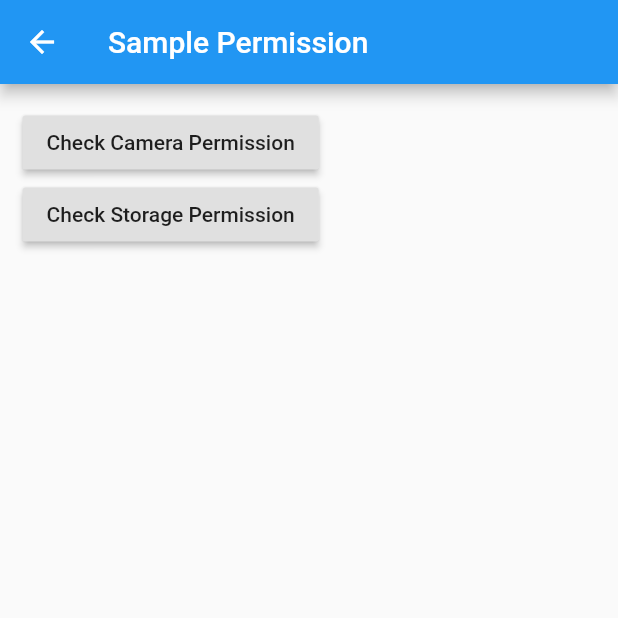
After one commit to revze/flutter-widget-playground, a Flutter app: the screen it shows after launch, after a tap on "Permission", on a phone screen of 412 x 824 dp, the top half of it. The commit adds this screen. Run offline on Flutter 3.47's test engine with Material 2 defaults, Android fonts, the phone set to English and light mode, and no system bars; our stand-ins replace camera, carousel_slider, file_picker, flutter_svg, permission_handler; network calls fail; project files that could hold a hidden picture were left out.

Commit message:
Add permission

```diff
--- a/lib/main.dart
+++ b/lib/main.dart
@@ -13,6 +13,7 @@ import './custom_font.dart';
 import './carousel_slider.dart';
 import './infinity_scroll_listview.dart';
 import './infintiy_scroll_gridview.dart';
+import './permission.dart';
 
 void main() => runApp(MyApp());
 
@@ -35,15 +36,18 @@ class MyApp extends StatelessWidget {
         primarySwatch: Colors.blue,
       ),
       home: MyHomePage(title: 'Flutter Widget Playground'),
-      routes: <String, WidgetBuilder> {
+      routes: <String, WidgetBuilder>{
         '/pageview': (BuildContext context) => PageViewApp(),
         '/custom_color': (BuildContext context) => CustomColorApp(),
         '/file_manager': (BuildContext context) => FileManagerScreen(),
         '/image_asset': (BuildContext context) => ImageAssetApp(),
         '/custom_font': (BuildContext context) => CustomFontApp(),
         '/carousel_slider': (BuildContext context) => CarouselSliderApp(),
-        '/infinity_scroll_listview': (BuildContext context) => InfinityScrollListViewScreen(),
-        '/infinity_scroll_gridview': (BuildContext context) => InfinityScrollGridViewScreen()
+        '/infinity_scroll_listview': (BuildContext context) =>
+            InfinityScrollListViewScreen(),
+        '/infinity_scroll_gridview': (BuildContext context) =>
+            InfinityScrollGridViewScreen(),
+        '/permission': (BuildContext context) => PermissionScreen()
       },
     );
   }
@@ -115,31 +119,64 @@ class _MyHomePageState extends State<MyHomePage> {
           // horizontal).
           mainAxisAlignment: MainAxisAlignment.center,
           children: <Widget>[
-            RaisedButton(onPressed: () {
+            RaisedButton(
+              onPressed: () {
                 Navigator.of(context).pushNamed('/pageview');
-            }, child: Text('PageView'),),
-            RaisedButton(onPressed: () {
+              },
+              child: Text('PageView'),
+            ),
+            RaisedButton(
+              onPressed: () {
                 Navigator.of(context).pushNamed('/custom_color');
-            }, child: Text('Custom Color'),),
-            RaisedButton(onPressed: openCamera, child: Text('Camera'),),
-            RaisedButton(onPressed: () {
+              },
+              child: Text('Custom Color'),
+            ),
+            RaisedButton(
+              onPressed: openCamera,
+              child: Text('Camera'),
+            ),
+            RaisedButton(
+              onPressed: () {
                 Navigator.of(context).pushNamed('/file_manager');
-            }, child: Text('File Manager'),),
-            RaisedButton(onPressed: () {
+              },
+              child: Text('File Manager'),
+            ),
+            RaisedButton(
+              onPressed: () {
                 Navigator.of(context).pushNamed('/image_asset');
-            }, child: Text('Image Asset'),),
-            RaisedButton(onPressed: () {
+              },
+              child: Text('Image Asset'),
+            ),
+            RaisedButton(
+              onPressed: () {
                 Navigator.of(context).pushNamed('/custom_font');
-            }, child: Text('Custom Font'),),
-            RaisedButton(onPressed: () {
+              },
+              child: Text('Custom Font'),
+            ),
+            RaisedButton(
+              onPressed: () {
                 Navigator.of(context).pushNamed('/carousel_slider');
-            }, child: Text('Carousel Slider'),),
-            RaisedButton(onPressed: () {
+              },
+              child: Text('Carousel Slider'),
+            ),
+            RaisedButton(
+              onPressed: () {
                 Navigator.of(context).pushNamed('/infinity_scroll_listview');
-            }, child: Text('Infinity ListView Scroll'),),
-            RaisedButton(onPressed: () {
+              },
+              child: Text('Infinity ListView Scroll'),
+            ),
+            RaisedButton(
+              onPressed: () {
                 Navigator.of(context).pushNamed('/infinity_scroll_gridview');
-            }, child: Text('Infinity GridView Scroll'),),
+              },
+              child: Text('Infinity GridView Scroll'),
+            ),
+            RaisedButton(
+              onPressed: () {
+                Navigator.of(context).pushNamed('/permission');
+              },
+              child: Text('Permission'),
+            ),
           ],
         ),
       ),
@@ -155,7 +192,8 @@ class _MyHomePageState extends State<MyHomePage> {
     final cameras = await availableCameras();
     final camera = cameras.first;
 
-    Navigator.push(context, MaterialPageRoute(builder: (context) => CameraApp(camera)));
+    Navigator.push(
+        context, MaterialPageRoute(builder: (context) => CameraApp(camera)));
   }
 
   Future<void> openFileManager() async {
--- /dev/null
+++ b/lib/permission.dart
@@ -0,0 +1,136 @@
+import 'dart:async';
+
+import 'package:flutter/material.dart';
+import 'package:permission_handler/permission_handler.dart';
+
+class PermissionScreen extends StatefulWidget {
+  @override
+  State<StatefulWidget> createState() {
+    // TODO: implement createState
+    return _PermissionState();
+  }
+}
+
+class _PermissionState extends State {
+  bool isCameraDontAskAgain = false;
+  bool isStorageDontAskAgain = false;
+
+  @override
+  void initState() {
+    // TODO: implement initState
+    super.initState();
+  }
+
+  @override
+  Widget build(BuildContext context) {
+    // TODO: implement build
+    return Scaffold(
+      appBar: AppBar(title: Text('Sample Permission')),
+      body: Container(
+        padding: EdgeInsets.fromLTRB(15, 15, 15, 15),
+        child: Column(
+          children: <Widget>[
+            RaisedButton(
+              onPressed: requestCameraPermission,
+              child: Text('Check Camera Permission'),
+            ),
+            RaisedButton(
+              onPressed: requestStoragePermission,
+              child: Text('Check Storage Permission'),
+            ),
+          ],
+        ),
+      ),
+    );
+  }
+
+  Future<void> requestCameraPermission() async {
+    Map<PermissionGroup, PermissionStatus> permissions = await PermissionHandler().requestPermissions([PermissionGroup.camera]);
+    PermissionStatus permissionStatus = await PermissionHandler().checkPermissionStatus(PermissionGroup.camera);
+    print("permission ${permissionStatus.value.toString()}");
+
+    if (permissionStatus.value == 2) {
+      print("Permission granted");
+    }
+    else if (permissionStatus.value == 0) {
+      bool isShown = await PermissionHandler().shouldShowRequestPermissionRationale(PermissionGroup.camera);
+      print("should show request permission rationale $isShown");
+
+      if (!isShown) {
+        setState(() {
+          isCameraDontAskAgain = true;
+        });
+      }
+      _showCameraPermissionRationaleDialog();
+    }
+  }
+
+  Future<void> requestStoragePermission() async {
+    Map<PermissionGroup, PermissionStatus> permissions = await PermissionHandler().requestPermissions([PermissionGroup.storage]);
+    PermissionStatus permissionStatus = await PermissionHandler().checkPermissionStatus(PermissionGroup.storage);
+    print('permission ${permissionStatus.value.toString()}');
+
+    if (permissionStatus.value == 2) {
+      print('Permission granted');
+    } else if (permissionStatus.value == 0) {
+      bool isShown = await PermissionHandler().shouldShowRequestPermissionRationale(PermissionGroup.storage);
+      print('should show request permission rationale $isShown');
+
+      if (!isShown) {
+        setState(() {
+          isStorageDontAskAgain = true;
+        });
+      }
+
+      _showStoragePermissionRationaleDialog();
+    }
+  }
+
+  void _showCameraPermissionRationaleDialog() {
+    showDialog(context: context, builder: (BuildContext context) {
+      return AlertDialog(
+        title: Text('Please grant camera permission'),
+        content: Text('Grumpy wizards make toxic brew for the evil Queen and Jack'),
+        actions: <Widget>[
+          FlatButton(onPressed: () {
+            Navigator.of(context).pop();
+          }, child: Text('Close')),
+          FlatButton(onPressed: () {
+            Navigator.of(context).pop();
+            if (isCameraDontAskAgain) {
+              openAppSettings();
+            } else {
+              requestCameraPermission();
+            }
+          }, child: Text('Grant'))
+        ],
+      );
+    });
+  }
+
+  void _showStoragePermissionRationaleDialog() {
+    showDialog(context: context, builder: (BuildContext context) {
+      return AlertDialog(
+        title: Text('Please grant storage permission'),
+        content: Text('Grumpy wizards make toxic brew for the evil Queen and Jack'),
+        actions: <Widget>[
+          FlatButton(onPressed: () {
+            Navigator.of(context).pop();
+          }, child: Text('Close')),
+          FlatButton(onPressed: () {
+            Navigator.of(context).pop();
+            if (isStorageDontAskAgain) {
+              openAppSettings();
+            } else {
+              requestStoragePermission();
+            }
+          }, child: Text('Grant'))
+        ],
+      );
+    });
+  }
+
+  void openAppSettings() async {
+    await PermissionHandler().openAppSettings();
+  }
+}
--- a/pubspec.yaml
+++ b/pubspec.yaml
@@ -25,6 +25,7 @@ dependencies:
   file_picker: ^1.3.7
   flutter_svg: ^0.13.1
   carousel_slider: ^1.3.0
+  permission_handler: ^3.2.0
 
   # The following adds the Cupertino Icons font to your application.
   # Use with the CupertinoIcons class for iOS style icons.
```
Also changed, not shown: pubspec.lock, 1 other file. Lines whose indentation alone changed are shown as unchanged.
